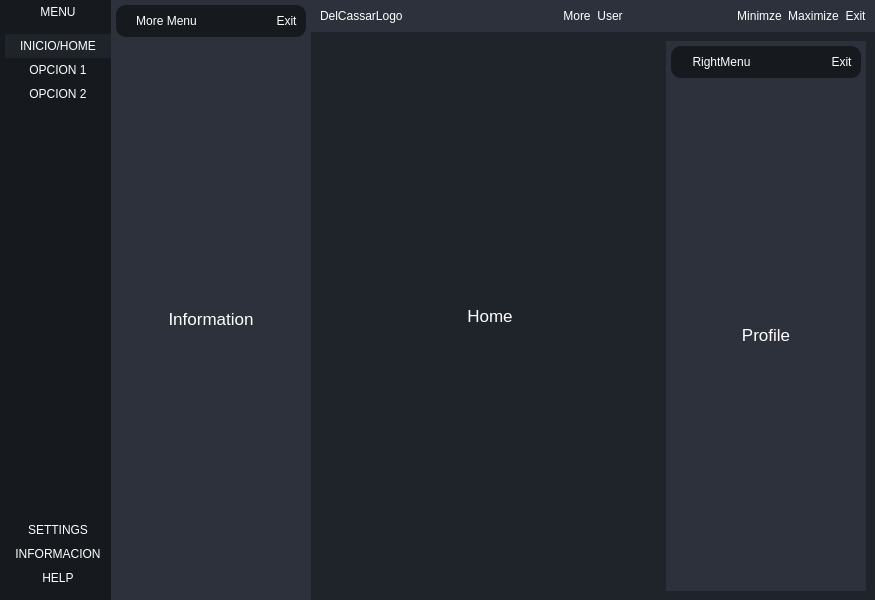
This is GUI/main_interface.ui in jandresm618/AppDelCassar as Qt 5 draws it before an edit. The edited form follows.
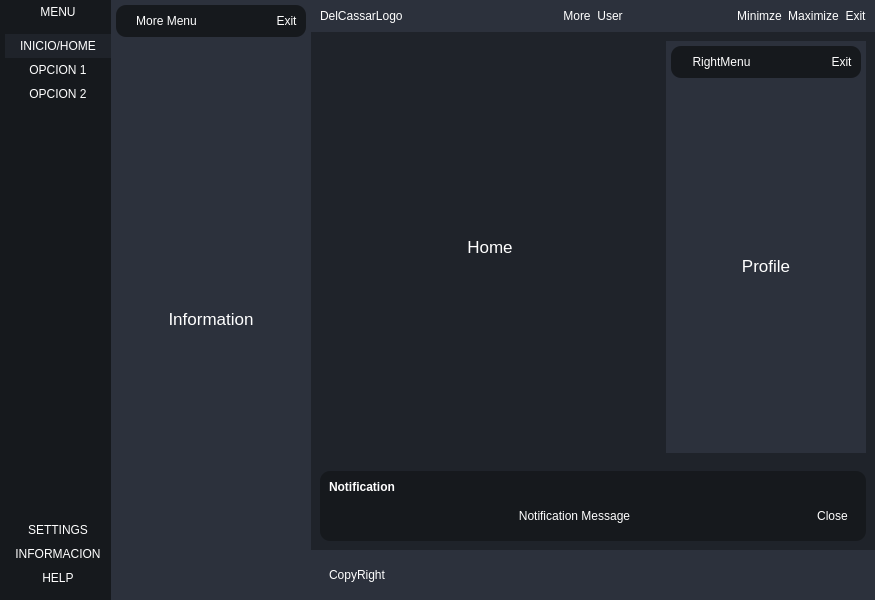
This is the edited form.

Diff of the .ui file:
```diff
--- a/GUI/main_interface.ui
+++ b/GUI/main_interface.ui
@@ -43,11 +43,11 @@
 #centerMenuSubContainer, #rightMenuSubContainer{
 	background-color: #2c313c;
 }
-#frame_4, #frame_8{
+#frame_4, #frame_8, #popupNotificationSubContainer{
 	background-color: #16191d;
 	border-radius: 10px;
 }
-#headerContainer{
+#headerContainer, #footerContainer{
 	background-color: #2c313c;
 }</string>
   </property>
@@ -812,6 +812,116 @@
          </layout>
         </widget>
        </item>
+       <item>
+        <widget class="QWidget" name="popupNotificationContainer" native="true">
+         <layout class="QVBoxLayout" name="verticalLayout_19">
+          <item>
+           <widget class="QWidget" name="popupNotificationSubContainer" native="true">
+            <layout class="QVBoxLayout" name="verticalLayout_20">
+             <item>
+              <widget class="QLabel" name="label_13">
+               <property name="font">
+                <font>
+                 <weight>75</weight>
+                 <bold>true</bold>
+                </font>
+               </property>
+               <property name="text">
+                <string>Notification</string>
+               </property>
+              </widget>
+             </item>
+             <item>
+              <widget class="QFrame" name="frame_9">
+               <property name="frameShape">
+                <enum>QFrame::StyledPanel</enum>
+               </property>
+               <property name="frameShadow">
+                <enum>QFrame::Raised</enum>
+               </property>
+               <layout class="QHBoxLayout" name="horizontalLayout_10">
+                <item>
+                 <widget class="QLabel" name="label_12">
+                  <property name="sizePolicy">
+                   <sizepolicy hsizetype="Expanding" vsizetype="Preferred">
+                    <horstretch>0</horstretch>
+                    <verstretch>0</verstretch>
+                   </sizepolicy>
+                  </property>
+                  <property name="text">
+                   <string>Notification Message</string>
+                  </property>
+                  <property name="alignment">
+                   <set>Qt::AlignCenter</set>
+                  </property>
+                 </widget>
+                </item>
+                <item alignment="Qt::AlignRight">
+                 <widget class="QPushButton" name="pushButton_9">
+                  <property name="toolTip">
+                   <string>Close notification</string>
+                  </property>
+                  <property name="text">
+                   <string>Close</string>
+                  </property>
+                 </widget>
+                </item>
+               </layout>
+              </widget>
+             </item>
+            </layout>
+           </widget>
+          </item>
+         </layout>
+        </widget>
+       </item>
+       <item>
+        <widget class="QWidget" name="footerContainer" native="true">
+         <layout class="QHBoxLayout" name="horizontalLayout_11">
+          <item>
+           <widget class="QFrame" name="frame_10">
+            <property name="frameShape">
+             <enum>QFrame::StyledPanel</enum>
+            </property>
+            <property name="frameShadow">
+             <enum>QFrame::Raised</enum>
+            </property>
+            <layout class="QHBoxLayout" name="horizontalLayout_12">
+             <item>
+              <widget class="QLabel" name="label_14">
+               <property name="text">
+                <string>CopyRight</string>
+               </property>
+              </widget>
+             </item>
+            </layout>
+           </widget>
+          </item>
+          <item>
+           <widget class="QFrame" name="sizeGrip">
+            <property name="minimumSize">
+             <size>
+              <width>10</width>
+              <height>10</height>
+             </size>
+            </property>
+            <property name="maximumSize">
+             <size>
+              <width>10</width>
+              <height>10</height>
+             </size>
+            </property>
+            <property name="frameShape">
+             <enum>QFrame::StyledPanel</enum>
+            </property>
+            <property name="frameShadow">
+             <enum>QFrame::Raised</enum>
+            </property>
+           </widget>
+          </item>
+         </layout>
+        </widget>
+       </item>
       </layout>
      </widget>
     </item>
```
